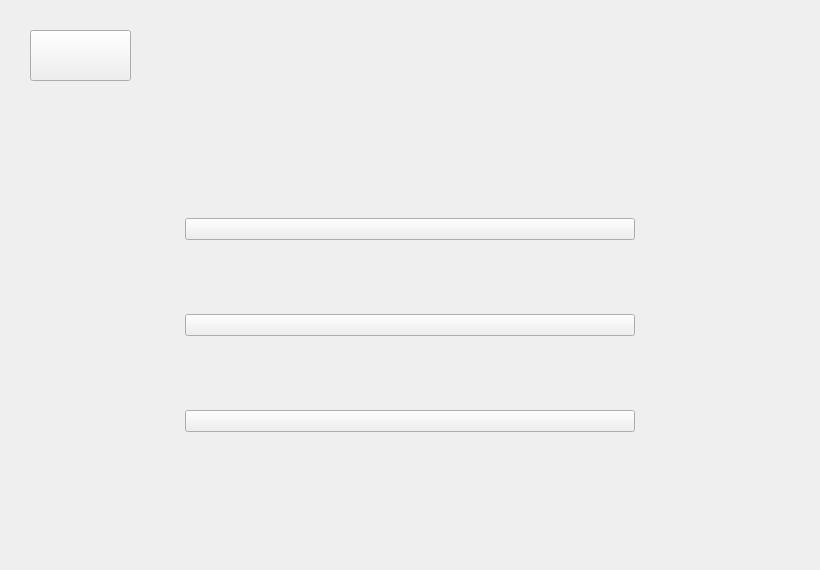
This is Surakarta/mainwindow.ui in zhan2511/QT-Surakarta as Qt 5 draws it before an edit. The edited form follows.
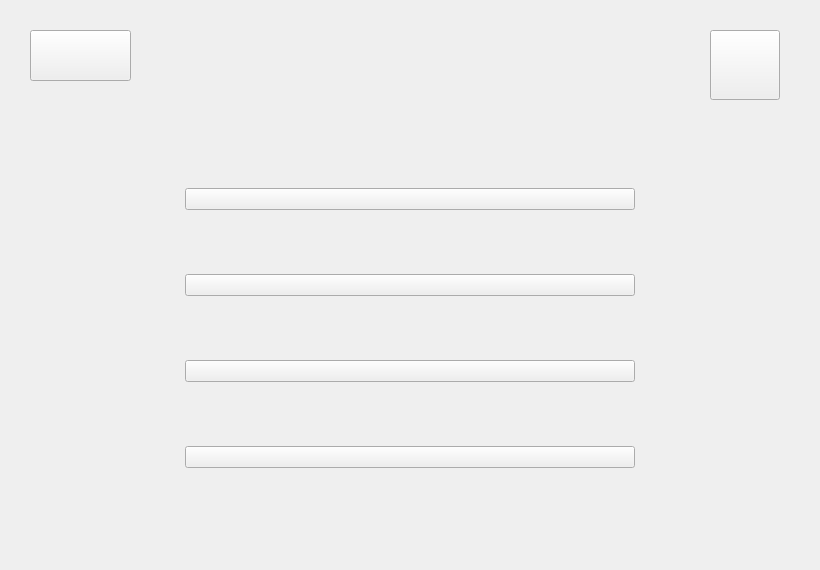
This is the edited form. The open tabs and pages were chosen to show the change. Custom widgets are drawn as their Qt base class.

What changed in the file:
```diff
--- a/Surakarta/mainwindow.ui
+++ b/Surakarta/mainwindow.ui
@@ -89,21 +89,21 @@
       <property name="geometry">
        <rect>
         <x>175</x>
-        <y>140</y>
+        <y>120</y>
         <width>450</width>
-        <height>350</height>
+        <height>400</height>
        </rect>
       </property>
       <property name="minimumSize">
        <size>
         <width>450</width>
-        <height>350</height>
+        <height>400</height>
        </size>
       </property>
       <property name="maximumSize">
        <size>
         <width>450</width>
-        <height>350</height>
+        <height>400</height>
        </size>
       </property>
       <property name="styleSheet">
@@ -125,29 +125,55 @@
        <property name="bottomMargin">
         <number>0</number>
        </property>
-       <item row="0" column="0">
-        <widget class="MyPushbutton" name="AIVSGamer">
-         <property name="text">
-          <string/>
-         </property>
-        </widget>
-       </item>
        <item row="1" column="0">
-        <widget class="MyPushbutton" name="AIVSAI">
+        <widget class="MyPushbutton" name="AIVSGamer">
          <property name="text">
           <string/>
          </property>
         </widget>
        </item>
        <item row="2" column="0">
+        <widget class="MyPushbutton" name="AIVSAI">
+         <property name="text">
+          <string/>
+         </property>
+        </widget>
+       </item>
+       <item row="3" column="0">
         <widget class="MyPushbutton" name="loadgame">
          <property name="text">
           <string/>
          </property>
         </widget>
        </item>
+       <item row="0" column="0">
+        <widget class="MyPushbutton" name="Gamers">
+         <property name="text">
+          <string/>
+         </property>
+        </widget>
+       </item>
       </layout>
      </widget>
+     <widget class="MyPushbutton" name="Settings">
+      <property name="geometry">
+       <rect>
+        <x>700</x>
+        <y>20</y>
+        <width>70</width>
+        <height>70</height>
+       </rect>
+      </property>
+      <property name="font">
+       <font>
+        <pointsize>14</pointsize>
+        <bold>true</bold>
+       </font>
+      </property>
+      <property name="text">
+       <string/>
+      </property>
+     </widget>
     </widget>
     <widget class="QWidget" name="page3"/>
    </widget>
```
Left out of the diff: 23 changed lines with no effect on the pictures.
